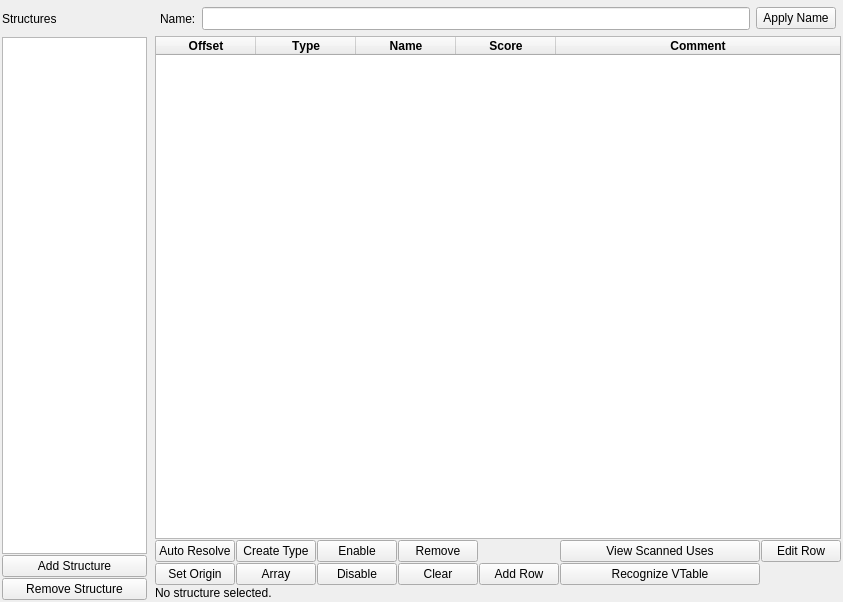
Qt form src/forge/features/structure_builder/form.ui (oopsmishap/ida-forge) before a commit.
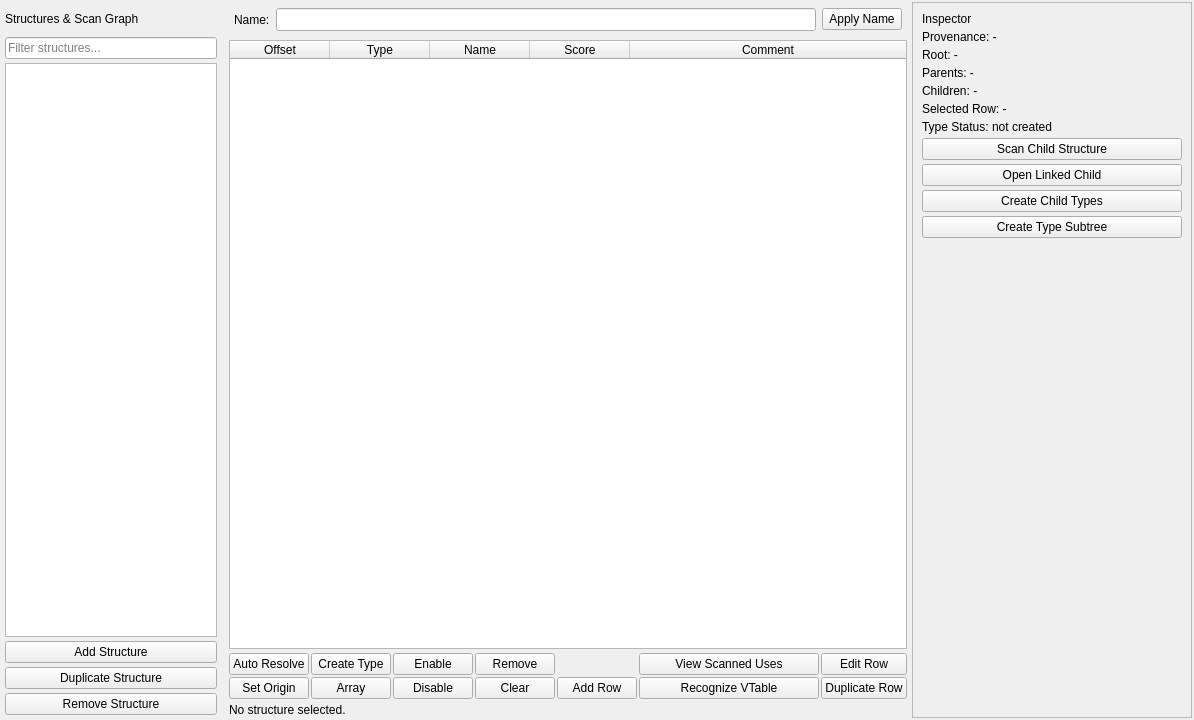
The same form after that commit.

Commit message: Refine Structure Builder workbench

What changed in the file:
```diff
--- a/src/forge/features/structure_builder/form.ui
+++ b/src/forge/features/structure_builder/form.ui
@@ -6,15 +6,12 @@
    <rect>
     <x>0</x>
     <y>0</y>
-    <width>843</width>
-    <height>602</height>
+    <width>1180</width>
+    <height>720</height>
    </rect>
   </property>
   <property name="windowTitle">
-   <string>Form</string>
-  </property>
-  <property name="autoFillBackground">
-   <bool>false</bool>
+   <string>Structure Builder</string>
   </property>
   <layout class="QHBoxLayout" name="horizontalLayout">
    <property name="leftMargin">
@@ -31,21 +28,15 @@
    </property>
    <item>
     <widget class="QFrame" name="frm_left">
-     <property name="sizePolicy">
-      <sizepolicy hsizetype="Preferred" vsizetype="Preferred">
-       <horstretch>0</horstretch>
-       <verstretch>0</verstretch>
-      </sizepolicy>
-     </property>
      <property name="minimumSize">
       <size>
-       <width>100</width>
+       <width>220</width>
        <height>0</height>
       </size>
      </property>
      <property name="maximumSize">
       <size>
-       <width>180</width>
+       <width>300</width>
        <height>16777215</height>
       </size>
      </property>
@@ -54,51 +45,66 @@
      </property>
      <layout class="QVBoxLayout" name="verticalLayout_2">
       <property name="spacing">
-       <number>1</number>
+       <number>4</number>
       </property>
       <property name="leftMargin">
-       <number>1</number>
+       <number>4</number>
       </property>
       <property name="topMargin">
-       <number>1</number>
+       <number>4</number>
       </property>
       <property name="rightMargin">
-       <number>1</number>
+       <number>4</number>
       </property>
       <property name="bottomMargin">
-       <number>1</number>
+       <number>4</number>
       </property>
       <item>
        <widget class="QLabel" name="lbl_title">
         <property name="minimumSize">
          <size>
           <width>0</width>
-          <height>34</height>
+          <height>28</height>
          </size>
         </property>
         <property name="text">
-         <string>Structures</string>
+         <string>Structures &amp; Scan Graph</string>
         </property>
        </widget>
       </item>
       <item>
-       <widget class="QListWidget" name="lst_structures"/>
+       <widget class="QLineEdit" name="input_filter">
+        <property name="placeholderText">
+         <string>Filter structures...</string>
+        </property>
+        <property name="clearButtonEnabled">
+         <bool>true</bool>
+        </property>
+       </widget>
+      </item>
+      <item>
+       <widget class="QTreeWidget" name="tree_structures">
+        <property name="headerHidden">
+         <bool>true</bool>
+        </property>
+       </widget>
       </item>
       <item>
        <widget class="QPushButton" name="btn_add">
-        <property name="toolTip">
-         <string>&lt;html&gt;&lt;head/&gt;&lt;body&gt;&lt;p&gt;Add a structure to the structure list&lt;/p&gt;&lt;/body&gt;&lt;/html&gt;</string>
-        </property>
         <property name="text">
          <string>Add Structure</string>
         </property>
        </widget>
       </item>
+      <item>
+       <widget class="QPushButton" name="btn_duplicate_structure">
+        <property name="text">
+         <string>Duplicate Structure</string>
+        </property>
+       </widget>
+      </item>
       <item>
        <widget class="QPushButton" name="btn_remove">
-        <property name="toolTip">
-         <string>&lt;html&gt;&lt;head/&gt;&lt;body&gt;&lt;p&gt;Remove selected structure from the list&lt;/p&gt;&lt;/body&gt;&lt;/html&gt;</string>
-        </property>
         <property name="text">
          <string>Remove Structure</string>
         </property>
@@ -109,9 +115,33 @@
    </item>
    <item>
     <widget class="QFrame" name="frm_right">
-     <layout class="QVBoxLayout" name="verticalLayout">
+     <property name="frameShape">
+      <enum>QFrame::NoFrame</enum>
+     </property>
+     <layout class="QHBoxLayout" name="horizontalLayout_right">
       <property name="spacing">
+       <number>4</number>
+      </property>
+      <property name="leftMargin">
        <number>1</number>
+      </property>
+      <property name="topMargin">
+       <number>1</number>
+      </property>
+      <property name="rightMargin">
+       <number>1</number>
+      </property>
+      <property name="bottomMargin">
+       <number>1</number>
+      </property>
+      <item>
+       <widget class="QFrame" name="frm_right_main">
+        <property name="frameShape">
+         <enum>QFrame::NoFrame</enum>
+        </property>
+        <layout class="QVBoxLayout" name="verticalLayout_main">
+         <property name="spacing">
+          <number>4</number>
       </property>
       <property name="leftMargin">
        <number>1</number>
@@ -127,12 +157,6 @@
       </property>
       <item>
        <widget class="QFrame" name="frm_right_header">
-        <property name="sizePolicy">
-         <sizepolicy hsizetype="Preferred" vsizetype="Fixed">
-          <horstretch>0</horstretch>
-          <verstretch>0</verstretch>
-         </sizepolicy>
-        </property>
         <property name="frameShape">
          <enum>QFrame::NoFrame</enum>
         </property>
@@ -158,28 +182,16 @@
          </item>
          <item>
           <widget class="QLineEdit" name="input_name">
-           <property name="sizePolicy">
-            <sizepolicy hsizetype="Expanding" vsizetype="Fixed">
-             <horstretch>0</horstretch>
-             <verstretch>0</verstretch>
-            </sizepolicy>
-           </property>
            <property name="minimumSize">
             <size>
              <width>0</width>
              <height>23</height>
             </size>
            </property>
-           <property name="toolTip">
-            <string>&lt;html&gt;&lt;head/&gt;&lt;body&gt;&lt;p&gt;Apply a new name to the structure&lt;/p&gt;&lt;/body&gt;&lt;/html&gt;</string>
-           </property>
           </widget>
          </item>
          <item>
           <widget class="QPushButton" name="btn_apply_name">
-           <property name="toolTip">
-            <string>&lt;html&gt;&lt;head/&gt;&lt;body&gt;&lt;p&gt;Apply a new name to the structure&lt;/p&gt;&lt;/body&gt;&lt;/html&gt;</string>
-           </property>
            <property name="text">
             <string>Apply Name</string>
            </property>
@@ -200,106 +212,45 @@
          <property name="text">
           <string>Offset</string>
          </property>
-         <property name="toolTip">
-          <string extracomment="Offset of the structure member from origin"/>
-         </property>
-         <property name="whatsThis">
-          <string/>
-         </property>
-         <property name="font">
-          <font>
-           <weight>75</weight>
-           <italic>false</italic>
-           <bold>true</bold>
-           <kerning>false</kerning>
-          </font>
-         </property>
         </column>
         <column>
          <property name="text">
           <string>Type</string>
          </property>
-         <property name="toolTip">
-          <string extracomment="Type of the structure member"/>
-         </property>
-         <property name="whatsThis">
-          <string/>
-         </property>
-         <property name="font">
-          <font>
-           <weight>75</weight>
-           <bold>true</bold>
-           <kerning>false</kerning>
-          </font>
-         </property>
         </column>
         <column>
          <property name="text">
           <string>Name</string>
          </property>
-         <property name="toolTip">
-          <string extracomment="Name of the structure member"/>
-         </property>
-         <property name="whatsThis">
-          <string/>
-         </property>
-         <property name="font">
-          <font>
-           <weight>75</weight>
-           <bold>true</bold>
-           <kerning>false</kerning>
-          </font>
-         </property>
         </column>
         <column>
          <property name="text">
           <string>Score</string>
          </property>
-         <property name="toolTip">
-          <string extracomment="Calculated score of the structure member"/>
-         </property>
-         <property name="font">
-          <font>
-           <weight>75</weight>
-           <bold>true</bold>
-          </font>
-         </property>
         </column>
         <column>
          <property name="text">
           <string>Comment</string>
          </property>
-         <property name="font">
-          <font>
-           <weight>75</weight>
-           <bold>true</bold>
-           <kerning>false</kerning>
-          </font>
-         </property>
         </column>
        </widget>
       </item>
       <item>
        <layout class="QGridLayout" name="frm_buttons">
         <property name="spacing">
-         <number>1</number>
-        </property>
-        <item row="0" column="5">
-         <widget class="QPushButton" name="btn_view_scanned_uses">
-          <property name="sizePolicy">
-           <sizepolicy hsizetype="Minimum" vsizetype="Fixed">
-            <horstretch>0</horstretch>
-            <verstretch>0</verstretch>
-           </sizepolicy>
-          </property>
-          <property name="minimumSize">
-           <size>
-            <width>200</width>
-            <height>0</height>
-           </size>
-          </property>
+            <number>2</number>
+           </property>
+           <item row="0" column="0">
+            <widget class="QPushButton" name="btn_auto_resolve">
+             <property name="text">
+              <string>Auto Resolve</string>
+             </property>
+            </widget>
+           </item>
+           <item row="0" column="1">
+            <widget class="QPushButton" name="btn_create_type">
           <property name="text">
-           <string>View Scanned Uses</string>
+              <string>Create Type</string>
           </property>
          </widget>
         </item>
@@ -310,30 +261,10 @@
           </property>
          </widget>
         </item>
-        <item row="2" column="2">
-         <widget class="QPushButton" name="btn_disable_rows">
+           <item row="0" column="3">
+            <widget class="QPushButton" name="btn_remove_rows">
           <property name="text">
-           <string>Disable</string>
-          </property>
-         </widget>
-        </item>
-        <item row="0" column="0">
-         <widget class="QPushButton" name="btn_auto_resolve">
-          <property name="sizePolicy">
-           <sizepolicy hsizetype="Minimum" vsizetype="Fixed">
-            <horstretch>0</horstretch>
-            <verstretch>0</verstretch>
-           </sizepolicy>
-          </property>
-          <property name="text">
-           <string>Auto Resolve</string>
-          </property>
-         </widget>
-        </item>
-        <item row="2" column="1">
-         <widget class="QPushButton" name="btn_toggle_array">
-          <property name="text">
-           <string>Array</string>
+              <string>Remove</string>
           </property>
          </widget>
         </item>
@@ -342,9 +273,6 @@
           <property name="orientation">
            <enum>Qt::Horizontal</enum>
           </property>
-          <property name="sizeType">
-           <enum>QSizePolicy::Expanding</enum>
-          </property>
           <property name="sizeHint" stdset="0">
            <size>
             <width>20</width>
@@ -353,52 +281,72 @@
           </property>
          </spacer>
         </item>
-        <item row="2" column="5">
-         <widget class="QPushButton" name="btn_recognize_vtable">
+           <item row="0" column="5">
+            <widget class="QPushButton" name="btn_view_scanned_uses">
+             <property name="minimumSize">
+              <size>
+               <width>180</width>
+               <height>0</height>
+              </size>
+             </property>
           <property name="text">
-           <string>Recognize VTable</string>
+              <string>View Scanned Uses</string>
           </property>
          </widget>
         </item>
-        <item row="2" column="0">
+           <item row="0" column="6">
+            <widget class="QPushButton" name="btn_edit_row">
+             <property name="text">
+              <string>Edit Row</string>
+             </property>
+            </widget>
+           </item>
+           <item row="1" column="0">
          <widget class="QPushButton" name="btn_set_origin">
           <property name="text">
            <string>Set Origin</string>
           </property>
          </widget>
         </item>
-        <item row="0" column="1">
-         <widget class="QPushButton" name="btn_create_type">
+           <item row="1" column="1">
+            <widget class="QPushButton" name="btn_toggle_array">
           <property name="text">
-           <string>Create Type</string>
+              <string>Array</string>
           </property>
          </widget>
         </item>
-        <item row="0" column="3">
-         <widget class="QPushButton" name="btn_remove_rows">
+           <item row="1" column="2">
+            <widget class="QPushButton" name="btn_disable_rows">
           <property name="text">
-           <string>Remove</string>
+              <string>Disable</string>
           </property>
          </widget>
         </item>
-        <item row="2" column="4">
-         <widget class="QPushButton" name="btn_add_row">
-          <property name="text">
-           <string>Add Row</string>
-          </property>
-         </widget>
-        </item>
-        <item row="2" column="3">
+           <item row="1" column="3">
          <widget class="QPushButton" name="btn_clear_rows">
           <property name="text">
            <string>Clear</string>
           </property>
          </widget>
         </item>
-        <item row="0" column="6">
-         <widget class="QPushButton" name="btn_edit_row">
+           <item row="1" column="4">
+            <widget class="QPushButton" name="btn_add_row">
           <property name="text">
-           <string>Edit Row</string>
+              <string>Add Row</string>
+             </property>
+            </widget>
+           </item>
+           <item row="1" column="5">
+            <widget class="QPushButton" name="btn_recognize_vtable">
+             <property name="text">
+              <string>Recognize VTable</string>
+             </property>
+            </widget>
+           </item>
+           <item row="1" column="6">
+            <widget class="QPushButton" name="btn_duplicate_row">
+             <property name="text">
+              <string>Duplicate Row</string>
           </property>
          </widget>
         </item>
@@ -414,14 +362,146 @@
      </layout>
     </widget>
    </item>
+      <item>
+       <widget class="QFrame" name="frm_inspector">
+        <property name="minimumSize">
+         <size>
+          <width>280</width>
+          <height>0</height>
+         </size>
+        </property>
+        <property name="maximumSize">
+         <size>
+          <width>360</width>
+          <height>16777215</height>
+         </size>
+        </property>
+        <property name="frameShape">
+         <enum>QFrame::StyledPanel</enum>
+        </property>
+        <layout class="QVBoxLayout" name="verticalLayout_inspector">
+         <property name="spacing">
+          <number>4</number>
+         </property>
+         <item>
+          <widget class="QLabel" name="lbl_inspector_title">
+           <property name="text">
+            <string>Inspector</string>
+           </property>
+          </widget>
+         </item>
+         <item>
+          <widget class="QLabel" name="lbl_provenance">
+           <property name="wordWrap">
+            <bool>true</bool>
+           </property>
+           <property name="text">
+            <string>Provenance: -</string>
+           </property>
+          </widget>
+         </item>
+         <item>
+          <widget class="QLabel" name="lbl_root_info">
+           <property name="wordWrap">
+            <bool>true</bool>
+           </property>
+           <property name="text">
+            <string>Root: -</string>
+           </property>
+          </widget>
+         </item>
+         <item>
+          <widget class="QLabel" name="lbl_parent_links">
+           <property name="wordWrap">
+            <bool>true</bool>
+           </property>
+           <property name="text">
+            <string>Parents: -</string>
+           </property>
+          </widget>
+         </item>
+         <item>
+          <widget class="QLabel" name="lbl_child_links">
+           <property name="wordWrap">
+            <bool>true</bool>
+           </property>
+           <property name="text">
+            <string>Children: -</string>
+           </property>
+          </widget>
+         </item>
+         <item>
+          <widget class="QLabel" name="lbl_selected_member_info">
+           <property name="wordWrap">
+            <bool>true</bool>
+           </property>
+           <property name="text">
+            <string>Selected Row: -</string>
+           </property>
+          </widget>
+         </item>
+         <item>
+          <widget class="QLabel" name="lbl_type_status">
+           <property name="wordWrap">
+            <bool>true</bool>
+           </property>
+           <property name="text">
+            <string>Type Status: not created</string>
+           </property>
+          </widget>
+         </item>
+         <item>
+          <widget class="QPushButton" name="btn_scan_child">
+           <property name="text">
+            <string>Scan Child Structure</string>
+           </property>
+          </widget>
+         </item>
+         <item>
+          <widget class="QPushButton" name="btn_open_child">
+           <property name="text">
+            <string>Open Linked Child</string>
+           </property>
+          </widget>
+         </item>
+         <item>
+          <widget class="QPushButton" name="btn_create_child_types">
+           <property name="text">
+            <string>Create Child Types</string>
+           </property>
+          </widget>
+         </item>
+         <item>
+          <widget class="QPushButton" name="btn_create_subtree_types">
+           <property name="text">
+            <string>Create Type Subtree</string>
+           </property>
+          </widget>
+         </item>
+         <item>
+          <spacer name="verticalSpacer">
+           <property name="orientation">
+            <enum>Qt::Vertical</enum>
+           </property>
+           <property name="sizeHint" stdset="0">
+            <size>
+             <width>20</width>
+             <height>40</height>
+            </size>
+           </property>
+          </spacer>
+         </item>
+        </layout>
+       </widget>
+      </item>
+     </layout>
+    </widget>
+   </item>
   </layout>
   <action name="action_enable">
    <property name="text">
     <string>Enable Row</string>
    </property>
-   <property name="toolTip">
-    <string>Enable a row</string>
-   </property>
    <property name="shortcut">
     <string>E</string>
    </property>
@@ -430,9 +510,6 @@
    <property name="text">
     <string>Disable Row</string>
    </property>
-   <property name="toolTip">
-    <string>Disale a row</string>
-   </property>
    <property name="shortcut">
     <string>D</string>
    </property>
@@ -441,19 +518,13 @@
    <property name="text">
     <string>Auto Resolve</string>
    </property>
-   <property name="toolTip">
-    <string>Auto resolve structure table using scoring</string>
-   </property>
    <property name="shortcut">
     <string>R</string>
    </property>
   </action>
   <action name="action_finalize">
    <property name="text">
-    <string>Finialize</string>
-   </property>
-   <property name="toolTip">
-    <string>Finialize the structure table into a struct</string>
+    <string>Finalize</string>
    </property>
    <property name="shortcut">
     <string>F</string>
@@ -463,9 +534,6 @@
    <property name="text">
     <string>Edit Row</string>
    </property>
-   <property name="toolTip">
-    <string>Edit the selected row</string>
-   </property>
    <property name="shortcut">
     <string>Ctrl+E</string>
    </property>
@@ -474,13 +542,44 @@
    <property name="text">
     <string>Add Row</string>
    </property>
-   <property name="toolTip">
-    <string>Add a manual row</string>
-   </property>
    <property name="shortcut">
     <string>Insert</string>
    </property>
   </action>
+  <action name="action_duplicate_row">
+   <property name="text">
+    <string>Duplicate Row</string>
+   </property>
+   <property name="shortcut">
+    <string>Ctrl+D</string>
+   </property>
+  </action>
+  <action name="action_duplicate_structure">
+   <property name="text">
+    <string>Duplicate Structure</string>
+   </property>
+   <property name="shortcut">
+    <string>Ctrl+Shift+D</string>
+   </property>
+  </action>
+  <action name="action_scan_child">
+   <property name="text">
+    <string>Scan Child Structure</string>
+   </property>
+   <property name="shortcut">
+    <string>Ctrl+Shift+C</string>
+   </property>
+  </action>
+  <action name="action_create_child_types">
+   <property name="text">
+    <string>Create Child Types</string>
+   </property>
+  </action>
+  <action name="action_create_subtree_types">
+   <property name="text">
+    <string>Create Type Subtree</string>
+   </property>
+  </action>
  </widget>
  <resources/>
  <connections/>
```
Lines whose indentation alone changed are shown as unchanged. The commit also changes 7 other files.
